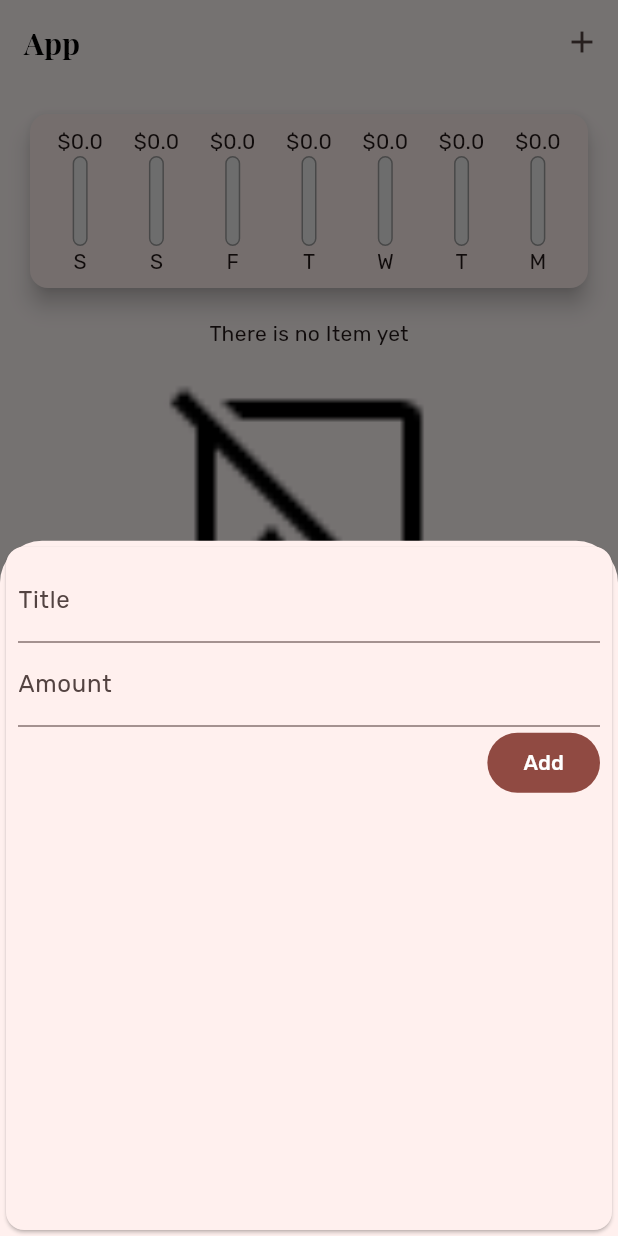
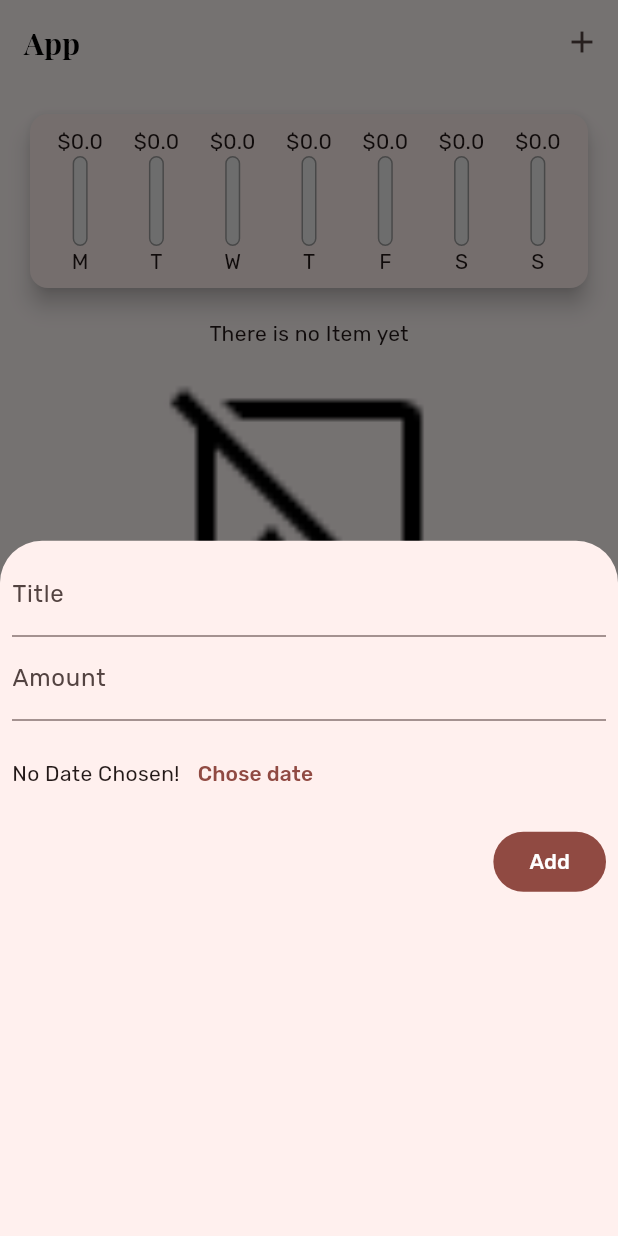
Before and after one commit to ADEL-tec/Personal-Expenses-Tracker, a Flutter app: the screen it shows after launch, after a tap on the "add" icon, on a phone screen of 412 x 824 dp. Run offline on Flutter 3.47's test engine with Material 2 defaults, Android fonts, the phone set to English and light mode, and no system bars.

Commit message:
adding button remove and pick date

```diff
--- a/lib/main.dart
+++ b/lib/main.dart
@@ -51,12 +51,12 @@ class _HomePageState extends State<HomePage> {
     //     id: "t3", title: "title3", amount: 100.99, date: DateTime.now()),
   ];
 
-  void _addNewTransaction(String title, double amount) {
+  void _addNewTransaction(String title, double amount, DateTime date) {
     final newTx = Transaction(
       id: DateTime.now().toString(),
       title: title,
       amount: amount,
-      date: DateTime.now(),
+      date: date,
     );
     setState(() {
       _transactions.add(newTx);
@@ -76,6 +76,12 @@ class _HomePageState extends State<HomePage> {
           tx.date.isAfter(DateTime.now().subtract(const Duration(days: 7))))
       .toList();
 
+  void _deleteTransaction(int index) {
+    setState(() {
+      _transactions.removeAt(index);
+    });
+  }
+
   @override
   Widget build(BuildContext context) {
     return Scaffold(
@@ -91,11 +97,12 @@ class _HomePageState extends State<HomePage> {
               icon: const Icon(Icons.add)),
         ],
       ),
-      body: ListView(
+      body: Column(
         // crossAxisAlignment: CrossAxisAlignment.stretch,
         children: [
           Chart(_recentTransactions),
-          _transactions.isEmpty
+          Expanded(
+            child: _transactions.isEmpty
                 ? Column(
                     children: [
                       const Text('There is no Item yet'),
@@ -107,7 +114,8 @@ class _HomePageState extends State<HomePage> {
                       ),
                     ],
                   )
-              : TransactionsList(_transactions),
+                : TransactionsList(_transactions, _deleteTransaction),
+          ),
         ],
       ),
       floatingActionButtonLocation: FloatingActionButtonLocation.centerFloat,
--- a/lib/widgets/chart.dart
+++ b/lib/widgets/chart.dart
@@ -10,7 +10,7 @@ class Chart extends StatelessWidget {
 
   List<Map<String, Object>> get groupedTransactionValues {
     return List.generate(7, (index) {
-      final weekDay = DateTime.now().subtract(Duration(days: index));
+      final weekDay = DateTime.now().subtract(Duration(days: 6 - index));
       var totalSum = 0.0;
       for (var transaction in recentTransactions) {
         if (transaction.date.day == weekDay.day &&
--- a/lib/widgets/chart_bar.dart
+++ b/lib/widgets/chart_bar.dart
@@ -18,6 +18,7 @@ class ChartBar extends StatelessWidget {
       children: [
         FittedBox(child: Text('\$$spendingAmount')),
         Container(
+          clipBehavior: Clip.antiAlias,
           height: 60,
           width: 10,
           decoration: BoxDecoration(
@@ -26,10 +27,15 @@ class ChartBar extends StatelessWidget {
             borderRadius: BorderRadius.circular(10),
           ),
           child: FractionallySizedBox(
+            alignment: Alignment.bottomCenter,
             heightFactor: spendingPctOfTotal == 0.0
                 ? 0.0
                 : spendingAmount / spendingPctOfTotal,
-            child: Container(color: Theme.of(context).primaryColor),
+            child: Container(
+              decoration: BoxDecoration(
+                  color: Theme.of(context).primaryColor,
+                  borderRadius: BorderRadius.circular(10)),
+            ),
           ),
         ),
         Text(label),
--- a/lib/widgets/new_transactions.dart
+++ b/lib/widgets/new_transactions.dart
@@ -1,4 +1,5 @@
 import 'package:flutter/material.dart';
+import 'package:intl/intl.dart';
 
 class NewTransactions extends StatefulWidget {
   const NewTransactions(
@@ -6,56 +7,88 @@ class NewTransactions extends StatefulWidget {
     super.key,
   });
 
-  final Function(String, double) add;
+  final Function(String, double, DateTime) add;
 
   @override
   State<NewTransactions> createState() => _NewTransactionsState();
 }
 
 class _NewTransactionsState extends State<NewTransactions> {
-  final titleController = TextEditingController();
+  final _titleController = TextEditingController();
+  final _amountController = TextEditingController();
+  DateTime? _selectedDate;
 
-  final amountController = TextEditingController();
+  void _submitData(BuildContext context) {
+    final title = _titleController.text;
 
-  void submitData(BuildContext context) {
-    final title = titleController.text;
+    if (title.isEmpty ||
+        _amountController.text.isEmpty ||
+        _selectedDate == null) return;
 
-    if (title.isEmpty || amountController.text.isEmpty) return;
-
-    final amount = double.parse(amountController.text);
+    final amount = double.parse(_amountController.text);
 
     if (amount <= 0) return;
 
-    widget.add(title, amount);
+    widget.add(title, amount, _selectedDate!);
 
     Navigator.pop(context);
   }
 
+  Future<void> _presentDatePicker() async {
+    await showDatePicker(
+            context: context,
+            initialDate: DateTime.now(),
+            firstDate: DateTime(2023),
+            lastDate: DateTime.now())
+        .then((pickedDate) {
+      if (pickedDate == null) {
+        return;
+      } else {
+        setState(() {
+          _selectedDate = pickedDate;
+        });
+      }
+    });
+  }
+
   @override
   Widget build(BuildContext context) {
-    return Card(
-      child: Padding(
+    return Padding(
       padding: const EdgeInsets.all(8.0),
       child: Column(crossAxisAlignment: CrossAxisAlignment.end, children: [
         TextField(
-            controller: titleController,
+          controller: _titleController,
           decoration: const InputDecoration(
               labelText: "Title", hintText: "enter a title"),
         ),
         TextField(
-            controller: amountController,
+          controller: _amountController,
           keyboardType: TextInputType.number,
           decoration: const InputDecoration(
               labelText: "Amount", hintText: "enter an amount"),
-            onSubmitted: (_) => submitData(context),
+          onSubmitted: (_) => _submitData(context),
+        ),
+        SizedBox(
+          height: 70,
+          child: Row(
+            children: [
+              Text(_selectedDate == null
+                  ? 'No Date Chosen!'
+                  : DateFormat.yMd().format(_selectedDate!)),
+              TextButton(
+                  onPressed: () {
+                    _presentDatePicker();
+                  },
+                  child: const Text('Chose date')),
+            ],
+          ),
         ),
         FilledButton(
             onPressed: () {
-                submitData(context);
+              _submitData(context);
             },
             child: const Text("Add"))
       ]),
-      ),
     );
   }
 }
--- a/lib/widgets/transaction_card.dart
+++ b/lib/widgets/transaction_card.dart
@@ -6,9 +6,11 @@ class TransactionCard extends StatelessWidget {
   const TransactionCard({
     super.key,
     required this.transaction,
+    required this.onDelete,
   });
 
   final Transaction transaction;
+  final Function() onDelete;
   @override
   Widget build(BuildContext context) {
     return Card(
@@ -37,7 +39,9 @@ class TransactionCard extends StatelessWidget {
             Icons.delete,
             color: Colors.red,
           ),
-          onPressed: () {},
+          onPressed: () {
+            onDelete();
+          },
         ),
       ),
     );
```
Also changed, not shown: lib/widgets/transactions_list.dart (+16 -12 lines). Lines whose indentation alone changed are shown as unchanged.
